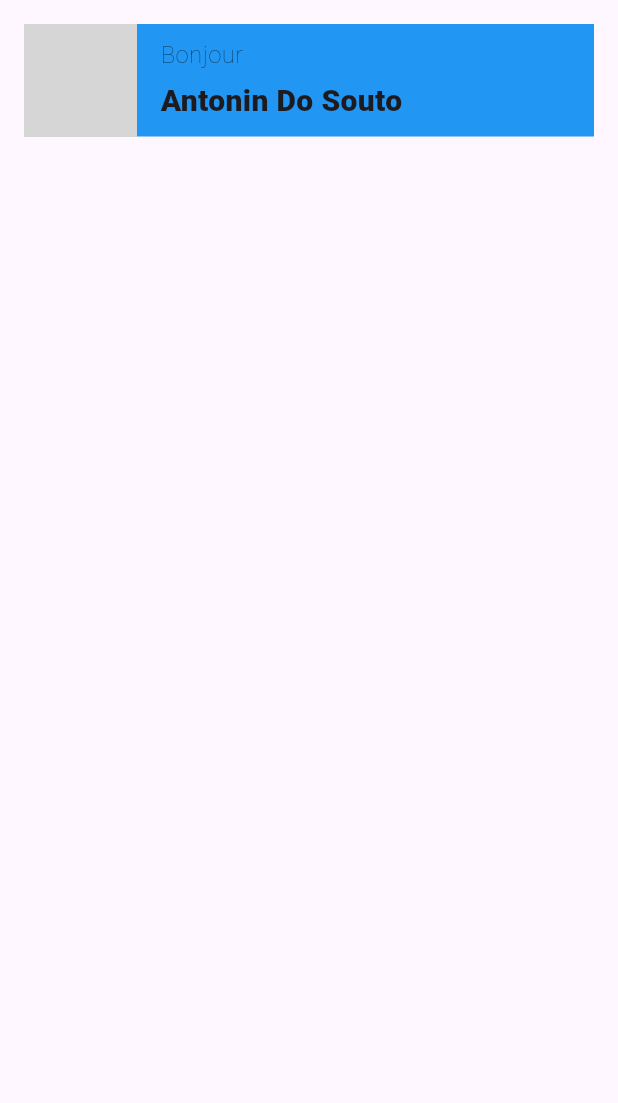
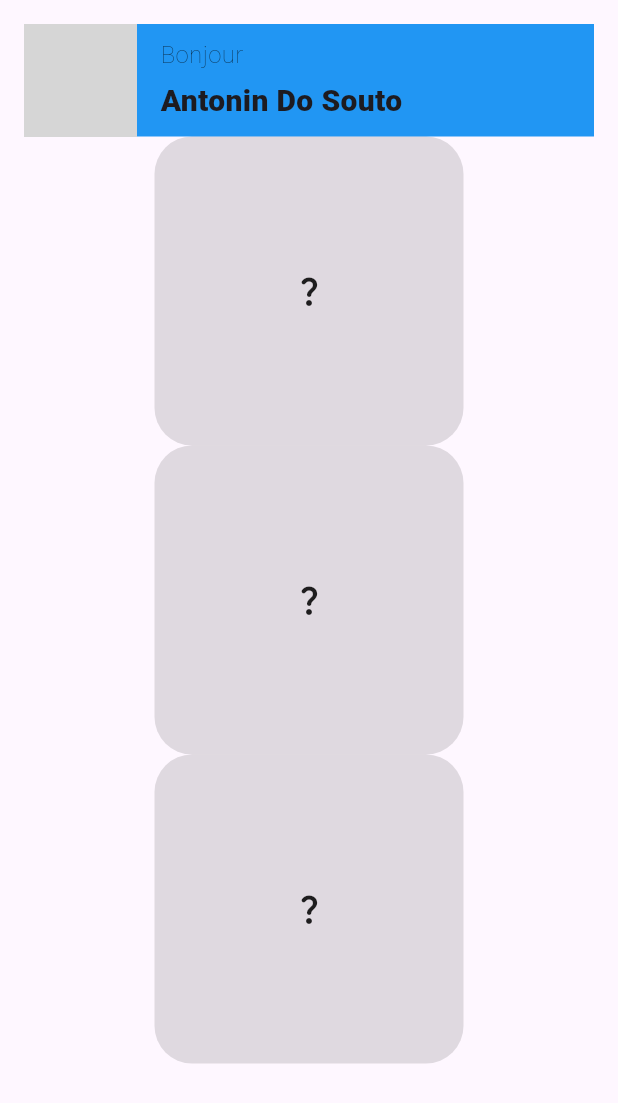
Before and after one commit to avainfo/M2I_Flutter_lesson, a Flutter app: the screen it shows after launch, on a phone screen of 412 x 824 dp. Shown: the top 1103 px of the screen. Run offline on Flutter 3.47's test engine with Material 3 defaults, Android fonts, the light colour scheme and no system bars; network calls fail; grey boxes are pictures that could not be loaded.

Commit message:
feat: Add NavigationCard widget
A new `NavigationCard` widget has been created. It is a tappable, rounded square container displaying an icon.

These cards have been added to the `HomePage`.

```diff
--- a/lib/screens/home_page.dart
+++ b/lib/screens/home_page.dart
@@ -1,5 +1,6 @@
 import 'package:flutter/material.dart';
 import 'package:lesson_m2i_lyon_flutter/screens/base_page.dart';
+import 'package:lesson_m2i_lyon_flutter/widgets/navigation_card.dart';
 
 class HomePage extends StatelessWidget {
   const HomePage({super.key});
@@ -8,6 +9,9 @@ class HomePage extends StatelessWidget {
   Widget build(BuildContext context) {
     return BasePage(
       children: [
+        NavigationCard(),
+        NavigationCard(),
+        NavigationCard(),
       ],
     );
   }
--- /dev/null
+++ b/lib/widgets/navigation_card.dart
@@ -0,0 +1,28 @@
+import 'package:flutter/material.dart';
+
+class NavigationCard extends StatelessWidget {
+  final IconData icon;
+
+  const NavigationCard({
+    super.key,
+    this.icon = Icons.question_mark_rounded,
+  });
+
+  @override
+  Widget build(BuildContext context) {
+    return InkWell(
+      borderRadius: BorderRadius.circular(25),
+      onTap: () {},
+      splashColor: Colors.greenAccent,
+      child: Container(
+        height: MediaQuery.of(context).size.width / 2,
+        width: MediaQuery.of(context).size.width / 2,
+        decoration: BoxDecoration(
+          color: Colors.black12,
+          borderRadius: BorderRadius.circular(25),
+        ),
+        child: Icon(icon),
+      ),
+    );
+  }
+}
```
